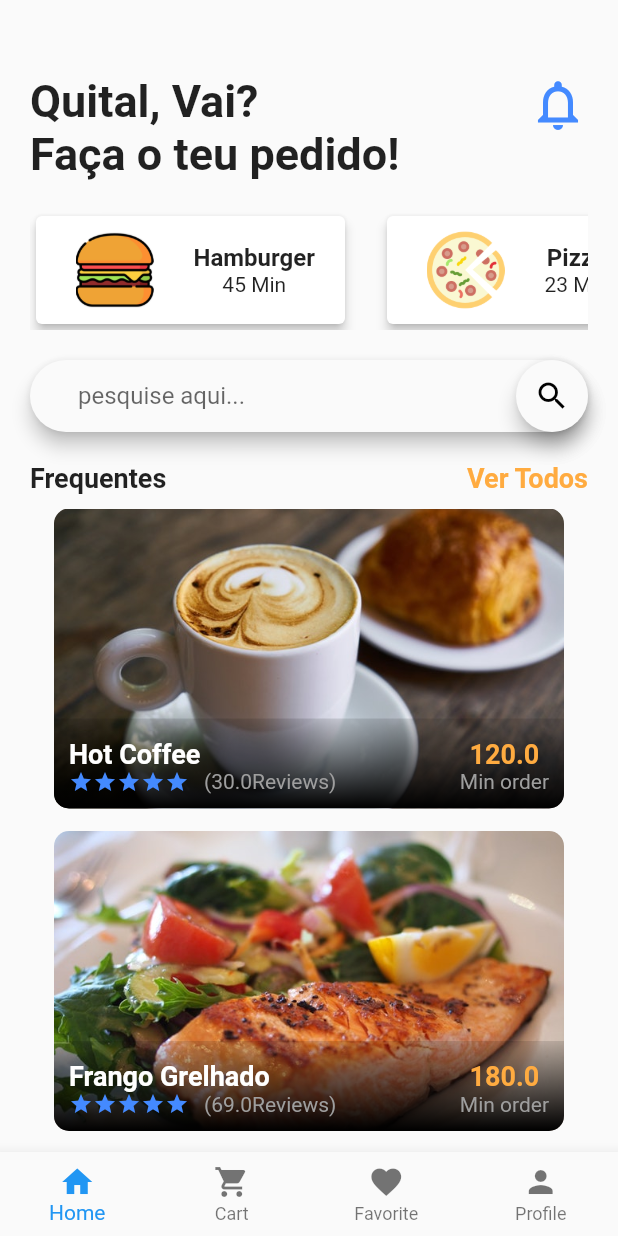
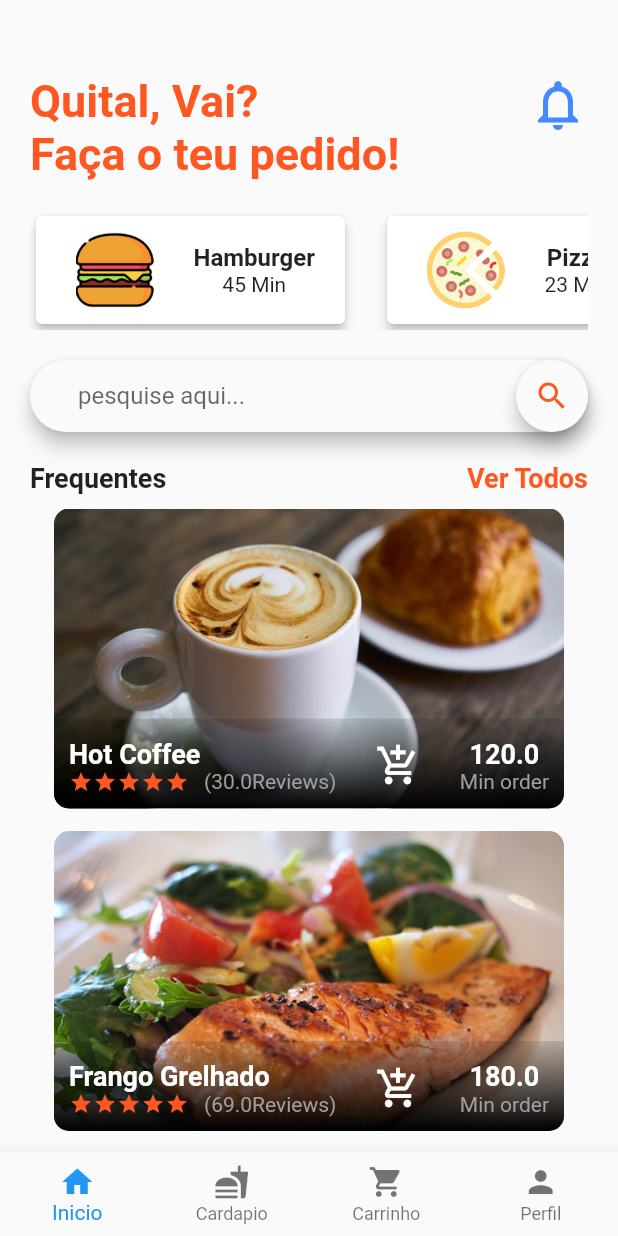
Before and after one commit to HoracioJunior/Food_Ordering_UI, a Flutter app: the screen it shows after launch, on a phone screen of 412 x 824 dp. Run offline on Flutter 3.47's test engine with Material 2 defaults, Android fonts, the phone set to English and light mode, and no system bars; our stand-ins replace font_awesome_flutter.

Commit message:
Melhorias (Cores e Icons)

```diff
--- a/lib/src/app.dart
+++ b/lib/src/app.dart
@@ -9,7 +9,7 @@ class App extends StatelessWidget{
        debugShowCheckedModeBanner: false,
        title: "Food Ordering",
        theme: ThemeData(
-         primaryColor: Colors.blueAccent
+         primaryColor: Colors.deepOrange
        ),
        home: MainScreen(),
      );
--- a/lib/src/pages/favorite_page.dart
+++ b/lib/src/pages/cardapio_page.dart
@@ -1,11 +1,11 @@
 import 'package:flutter/material.dart';
 
-class FavoritePage extends StatefulWidget{
+class CardapioPage extends StatefulWidget{
   @override
-  _FavoritePageState createState() => _FavoritePageState();
+  _CardapioPageState createState() => _CardapioPageState();
 }
 
-class _FavoritePageState extends State<FavoritePage>{
+class _CardapioPageState extends State<CardapioPage>{
   @override
   Widget build(BuildContext context){
     return Center(
--- a/lib/src/pages/home_page.dart
+++ b/lib/src/pages/home_page.dart
@@ -41,7 +41,7 @@ class HomePage extends StatefulWidget{
                     style: TextStyle(
                       fontSize: 18.0,
                       fontWeight: FontWeight.bold,
-                      color: Colors.orangeAccent
+                      color: Colors.deepOrange
                     ),
                     ),
                   ),
--- a/lib/src/screen/main_screen.dart
+++ b/lib/src/screen/main_screen.dart
@@ -1,8 +1,9 @@
 import 'package:flutter/material.dart';
+//import 'package:curved_navigation_bar/curved_navigation_bar.dart';
 import '../pages/home_page.dart';
 import '../pages/order_page.dart';
 import '../pages/profile_page.dart';
-import '../pages/favorite_page.dart';
+import '../pages/cardapio_page.dart';
 
 class MainScreen extends StatefulWidget{
   @override
@@ -10,7 +11,6 @@ class MainScreen extends StatefulWidget{
   }
 
   class _MainScreenState extends State<MainScreen> {
-
     int currentTabIndex=0;
     List<Widget> pages;
     Widget currentPage;
@@ -18,7 +18,7 @@ class MainScreen extends StatefulWidget{
     HomePage homePage;
     OrderPage  orderPage;
     ProfilePage profilePage;
-    FavoritePage favoritePage;
+    CardapioPage cardapioPage;
 
     @override
     void initState(){
@@ -26,8 +26,8 @@ class MainScreen extends StatefulWidget{
       homePage= HomePage();
       orderPage = OrderPage();
       profilePage = ProfilePage();
-      favoritePage = FavoritePage();
-      pages = [homePage,orderPage, favoritePage, profilePage];
+      cardapioPage = CardapioPage();
+      pages = [homePage, cardapioPage,orderPage, profilePage];
 
       currentPage = homePage;
     }
@@ -49,24 +49,23 @@ class MainScreen extends StatefulWidget{
         items: <BottomNavigationBarItem>[
           BottomNavigationBarItem(
             icon: Icon(Icons.home),
-            title: Text("Home")
+            title: Text("Inicio")
           ),
-               BottomNavigationBarItem(
+          BottomNavigationBarItem(
+            icon: Icon(Icons.fastfood),
+            title: Text("Cardapio")
+          ),
+          BottomNavigationBarItem(
             icon: Icon(Icons.shopping_cart),
-            title: Text("Cart")
+            title: Text("Carrinho")
           ),
-               BottomNavigationBarItem(
-            icon: Icon(Icons.favorite),
-            title: Text("Favorite")
-          ),
-               BottomNavigationBarItem(
+          BottomNavigationBarItem(
             icon: Icon(Icons.person),
-            title: Text("Profile")
+            title: Text("Perfil")
           ),
         ],
       ),
       body: currentPage,
     );
   }
-
   }
--- a/lib/src/widgets/bought_food.dart
+++ b/lib/src/widgets/bought_food.dart
@@ -81,10 +81,18 @@ class _BoughtFoodsState extends State<BoughtFoods>{
                 ),
                 Column(
                   children: <Widget>[
+                    Icon(Icons.add_shopping_cart,
+                    color:Colors.white,
+                    size: 30.0
+                    ),
+                  ],
+                ),
+                Column(
+                  children: <Widget>[
                     Text(
                       widget.price.toString(),
                       style: TextStyle(
-                        color: Colors.orangeAccent,
+                        color: Colors.white,
                         fontWeight: FontWeight.bold,
                         fontSize: 18.0
                       ),
--- a/lib/src/widgets/food_card.dart
+++ b/lib/src/widgets/food_card.dart
@@ -28,6 +28,7 @@ class FoodCard extends StatelessWidget{
               mainAxisAlignment: MainAxisAlignment.center,
               children: <Widget>[
                 Text(categoryName, style: TextStyle(fontSize: 16.0, fontWeight: FontWeight.bold)),
+                //Icon(Icons.add_shopping_cart),
                 Text("$numberOfItems Min")
               ],
             ),
--- a/lib/src/widgets/home_top_info.dart
+++ b/lib/src/widgets/home_top_info.dart
@@ -1,7 +1,7 @@
 import 'package:flutter/material.dart';
 
 class HomeTopInfo extends StatelessWidget {
-  final textstyle = TextStyle(fontSize: 30.0, fontWeight: FontWeight.bold);
+  final textstyle = TextStyle(fontSize: 30.0, fontWeight: FontWeight.bold, color: Colors.deepOrange);
   @override
   Widget build(BuildContext context){
     return Container(
@@ -17,7 +17,7 @@ class HomeTopInfo extends StatelessWidget {
                     Text("Faça o teu pedido!", style: textstyle)
                           ],
                       ),
-                    Icon(Icons.notifications_none, size: 40.0, color: Theme.of(context).primaryColor),
+                    Icon(Icons.notifications_none, size: 40.0, color: Colors.blueAccent),
                   ],
                 ),
     );
--- a/lib/src/widgets/search_field.dart
+++ b/lib/src/widgets/search_field.dart
@@ -16,7 +16,7 @@ class SearchField extends StatelessWidget {
             borderRadius: BorderRadius.circular(30.0),
             child: Icon(
               Icons.search,
-              color: Colors.black,
+              color: Colors.deepOrange,
               ),
           ),
           border: InputBorder.none,
--- a/pubspec.yaml
+++ b/pubspec.yaml
@@ -26,6 +26,7 @@ dependencies:
 
 dev_dependencies:
   font_awesome_flutter: ^8.0.0
+  curved_navigation_bar: ^0.3.1
   flutter_test:
     sdk: flutter
 
```
Also changed, not shown: lib/src/pages/order_page.dart (+5 -5 lines), lib/src/pages/sign_page.dart (+15 -11 lines), lib/src/screen/splash_screen.dart (added, +15 -0 lines), pubspec.lock.
